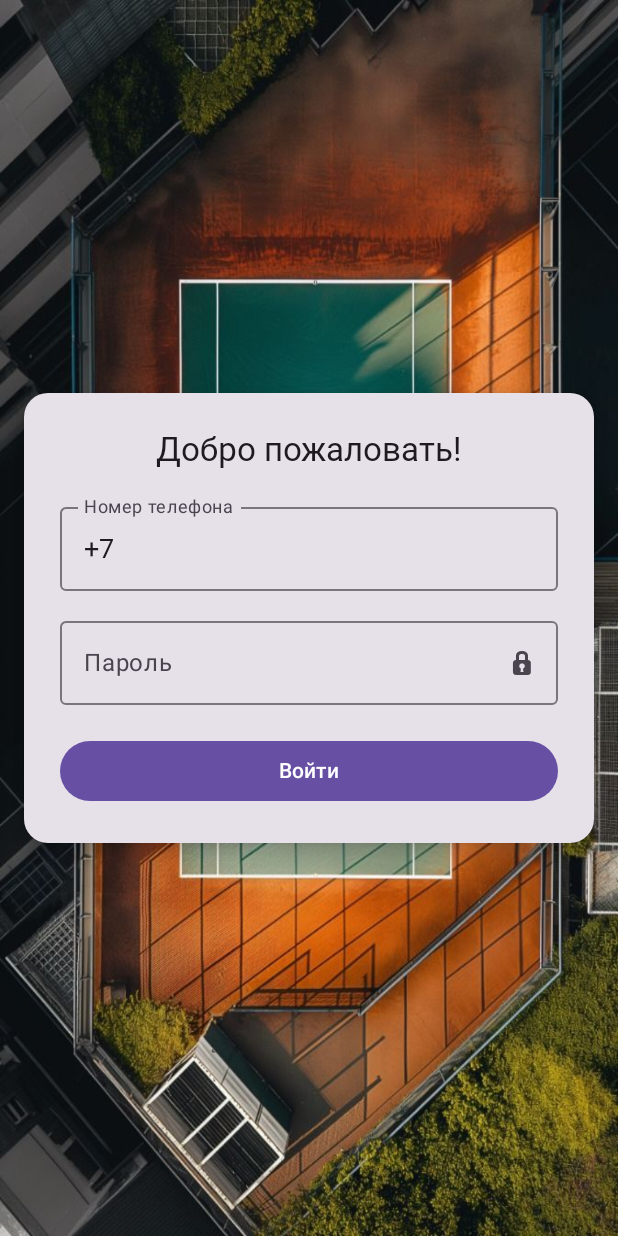
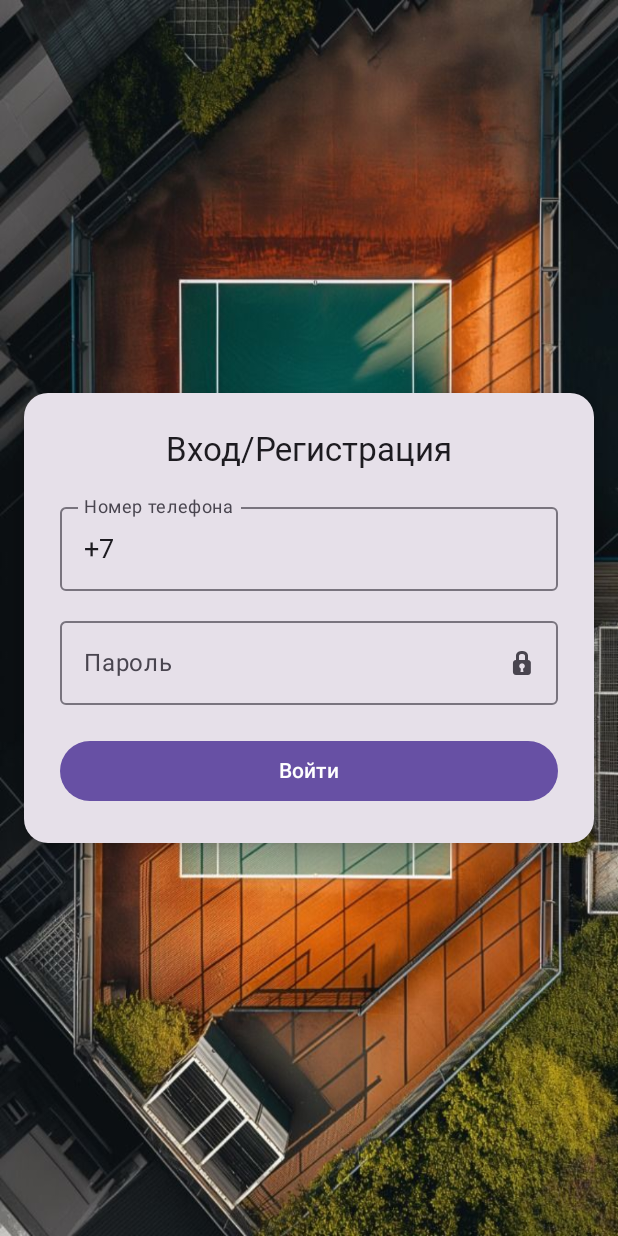
Before and after one commit to yurmooo/Tennis-Reservations, an Android app built with Jetpack Compose: the screen it shows after launch (MainActivity), on a phone screen of 412 x 824 dp. Run offline under Robolectric (Android 15) with nearby library versions, the phone set to English and light mode, and no system bars; Roboto replaces fonts that are not available here.

Commit message:
small fix

```diff
--- a/app/src/main/java/com/example/tennisapp/ui/screens/AuthorizationScreen.kt
+++ b/app/src/main/java/com/example/tennisapp/ui/screens/AuthorizationScreen.kt
@@ -75,7 +75,7 @@ fun AuthorizationContent(
                     horizontalAlignment = Alignment.CenterHorizontally
                 ) {
                     Text(
-                        text = "Добро пожаловать!",
+                        text = "Вход/Регистрация",
                         fontFamily = roboto,
                         style = MaterialTheme.typography.titleLarge
                     )
```
